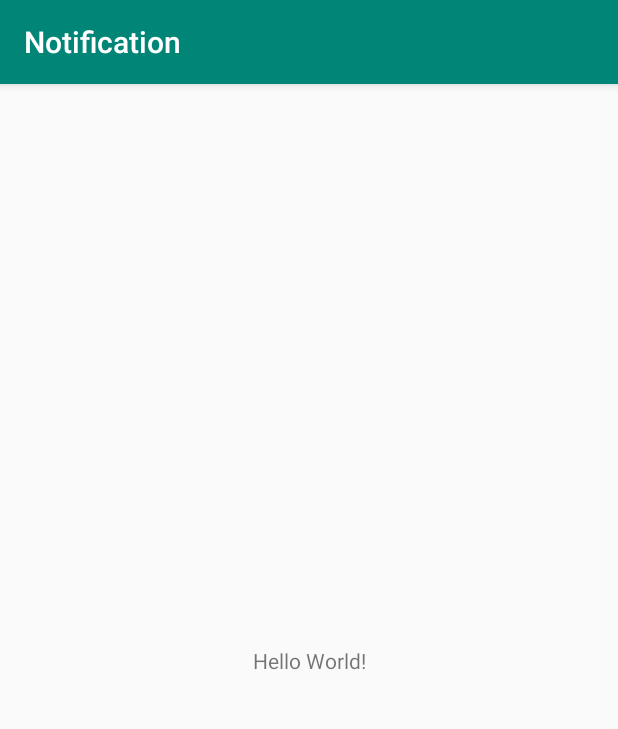
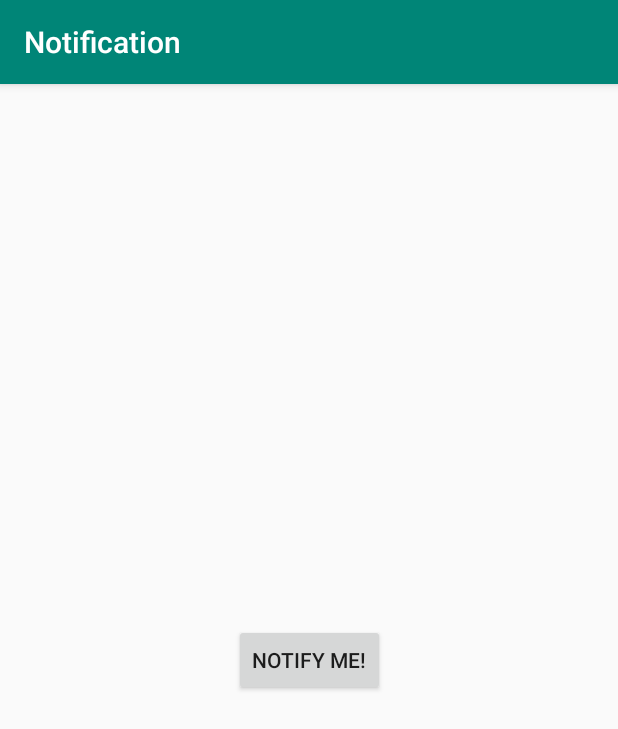
Before and after one commit to yuvipatel003/Android-Core-Projects-, an Android app: the screen it shows after launch (MainActivity), on a phone screen of 412 x 824 dp. Shown: the top 729 px of the screen. Run offline under Robolectric (Android 15) with nearby library versions, the phone set to English and light mode, and no system bars.

Commit message:
design activity view.

```diff
--- a/Notification/Notification/app/src/main/res/layout/activity_main.xml
+++ b/Notification/Notification/app/src/main/res/layout/activity_main.xml
@@ -3,13 +3,13 @@
     xmlns:app="http://schemas.android.com/apk/res-auto"
     xmlns:tools="http://schemas.android.com/tools"
     android:layout_width="match_parent"
-    android:layout_height="match_parent"
-    tools:context=".MainActivity">
+    android:layout_height="match_parent">
 
-    <TextView
+    <Button
+        android:id="@+id/notify"
         android:layout_width="wrap_content"
         android:layout_height="wrap_content"
-        android:text="Hello World!"
+        android:text="Notify Me!"
         app:layout_constraintBottom_toBottomOf="parent"
         app:layout_constraintLeft_toLeftOf="parent"
         app:layout_constraintRight_toRightOf="parent"
```
